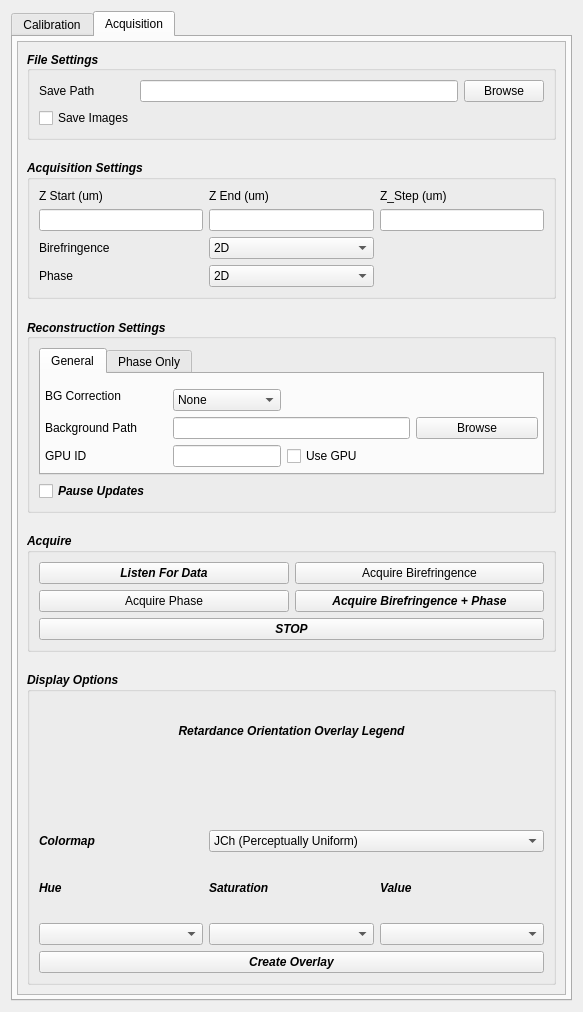
Qt form recOrder/plugin/qtdesigner/recOrder_calibration_v5.ui (mehta-lab/waveorder) before a commit.
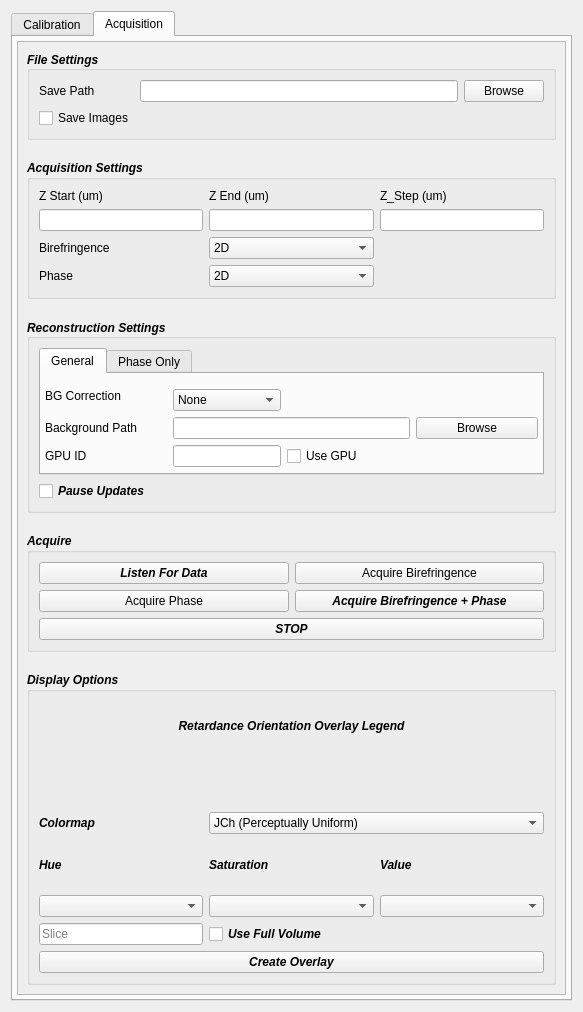
The same form after that commit. The open tabs and pages were chosen to show the change. Custom widgets are drawn as their Qt base class.

Commit message: add orientation display legend changes

What changed in the file:
```diff
--- a/recOrder/plugin/qtdesigner/recOrder_calibration_v5.ui
+++ b/recOrder/plugin/qtdesigner/recOrder_calibration_v5.ui
@@ -1569,13 +1569,40 @@
                 </property>
                </widget>
               </item>
-              <item row="5" column="0" colspan="3">
+              <item row="7" column="0" colspan="3">
                <widget class="QPushButton" name="qbutton_create_overlay">
                 <property name="text">
                  <string>Create Overlay</string>
                 </property>
                </widget>
               </item>
+              <item row="6" column="0">
+               <widget class="QLineEdit" name="le_overlay_slice">
+                <property name="sizePolicy">
+                 <sizepolicy hsizetype="Preferred" vsizetype="Fixed">
+                  <horstretch>0</horstretch>
+                  <verstretch>0</verstretch>
+                 </sizepolicy>
+                </property>
+                <property name="font">
+                 <font>
+                  <weight>50</weight>
+                  <italic>false</italic>
+                  <bold>false</bold>
+                 </font>
+                </property>
+                <property name="placeholderText">
+                 <string>Slice</string>
+                </property>
+               </widget>
+              </item>
+              <item row="6" column="1">
+               <widget class="QCheckBox" name="chb_display_volume">
+                <property name="text">
+                 <string>Use Full Volume</string>
+                </property>
+               </widget>
+              </item>
              </layout>
             </widget>
            </item>
```
The commit also changes 5 other files.
